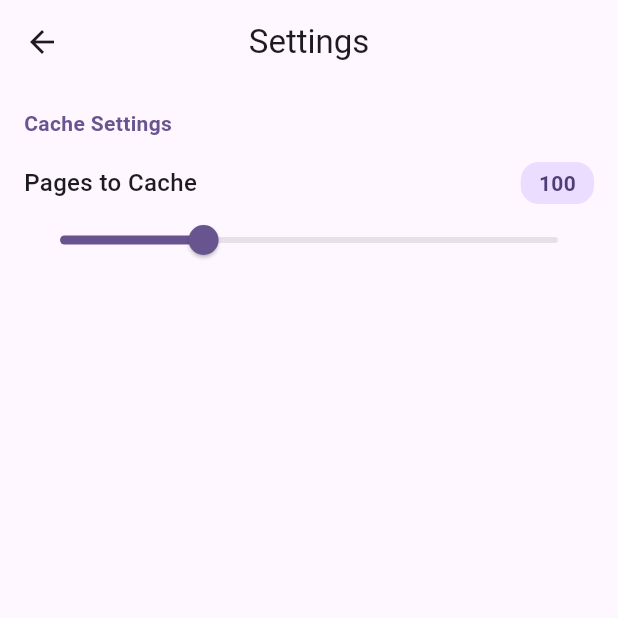
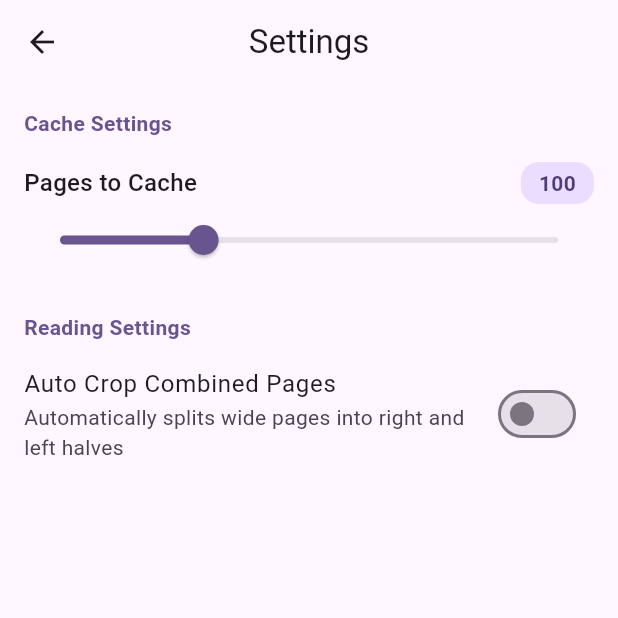
Before and after one commit to seahwm/manga_reader, a Flutter app: the SettingsScreen screen opened directly, on a phone screen of 412 x 824 dp, the top half of it. Run offline on Flutter 3.47's test engine with Material 3 defaults, Android fonts, the phone set to English and light mode, and no system bars; our stand-ins replace file_picker, flutter_riverpod, permission_handler, shared_preferences; missing offline and left inert: confirm_dialog, zoom_view; accounts and stored records are empty.

Commit message:
feat: Add auto-crop for combined pages and support chapterless manga
- Added `AutoCropImage` widget to detect aspect ratio and crop combined pages (aspect ratio > 1.2) into right and left halves.
- Added `autoCropProvider` for persisting auto-crop setting in `SharedPreferences`.
- Updated `SettingsScreen` to include a toggle for the auto-crop reading setting.
- Updated `MangaDetail` to utilize `AutoCropImage`, handle empty chapter names elegantly in the AppBar, and prevent showing the 'Next Chapter' button when there are no subdirectories.
- Updated `Manga` widget to check for subdirectories (chapters); if absent, it falls back to the first available image as the cover page and directly routes to `MangaDetail` on tap, skipping the empty `ChapterListing`.

Co-authored-by: seahwm <39093905+seahwm@users.noreply.github.com>

```diff
--- a/lib/screens/setting.dart
+++ b/lib/screens/setting.dart
@@ -1,6 +1,7 @@
 import 'package:flutter/material.dart';
 import 'package:flutter_riverpod/flutter_riverpod.dart';
 import 'package:manga_reader/provider/cache_size_provider.dart';
+import 'package:manga_reader/provider/auto_crop_provider.dart';
 
 import '../utils/loading.dart';
 
@@ -21,17 +22,19 @@ class _SettingsScreenState extends ConsumerState<SettingsScreen> {
   @override
   Widget build(BuildContext context) {
     final cacheSize=ref.watch(cacheSizeProvider);
-    return cacheSize.when(
-      // 只有第一次从 SharedPrefs 读取时会显示这个
-        loading: () => const Loading(),
-        // 读取失败的处理
-        error: (err, stack) => Text('Error: $err'),
-        // 一旦有了值（或者是之后的同步更新），都会走这里
-        data: (size) =>  _buildSettingScreen(size)
-    );
+    final autoCrop=ref.watch(autoCropProvider);
+
+    if (cacheSize.isLoading || autoCrop.isLoading) {
+      return const Loading();
+    }
+
+    if (cacheSize.hasError) return Text('Error: ${cacheSize.error}');
+    if (autoCrop.hasError) return Text('Error: ${autoCrop.error}');
+
+    return _buildSettingScreen(cacheSize.value ?? 100, autoCrop.value ?? false);
   }
 
-  Widget _buildSettingScreen(int cacheSize){
+  Widget _buildSettingScreen(int cacheSize, bool isAutoCrop){
     return Scaffold(
       appBar: AppBar(title: const Text('Settings'), centerTitle: true),
       body: Stack(
@@ -95,9 +98,20 @@ class _SettingsScreenState extends ConsumerState<SettingsScreen> {
                   ],
                 ),
               ),
+
+              // --- Reading Section ---
+              _buildSectionHeader('Reading Settings'),
+              SwitchListTile(
+                title: const Text('Auto Crop Combined Pages'),
+                subtitle: const Text('Automatically splits wide pages into right and left halves'),
+                value: isAutoCrop,
+                onChanged: (bool value) {
+                  ref.read(autoCropProvider.notifier).setAutoCrop(value);
+                },
+              ),
             ],
           ),
-          if (_isLoading) Loading(),
+          if (_isLoading) const Loading(),
         ],
       ),
     );
--- a/lib/utils/app_utils.dart
+++ b/lib/utils/app_utils.dart
@@ -5,6 +5,7 @@ class AppUtils {
 
   static const dirKey = 'manga_directory';
   static const cacheSize = 'cache_size';
+  static const autoCropKey = 'auto_crop';
   static const dbName = 'manga.db';
 
   static List<String> imgExtensions = [
```
Also changed, not shown: lib/provider/auto_crop_provider.dart (added, +21 -0 lines), lib/screens/manga_detail.dart (+20 -11 lines), lib/widgets/auto_crop_image.dart (added, +129 -0 lines), lib/widgets/manga.dart (+30 -3 lines), pubspec.lock.
